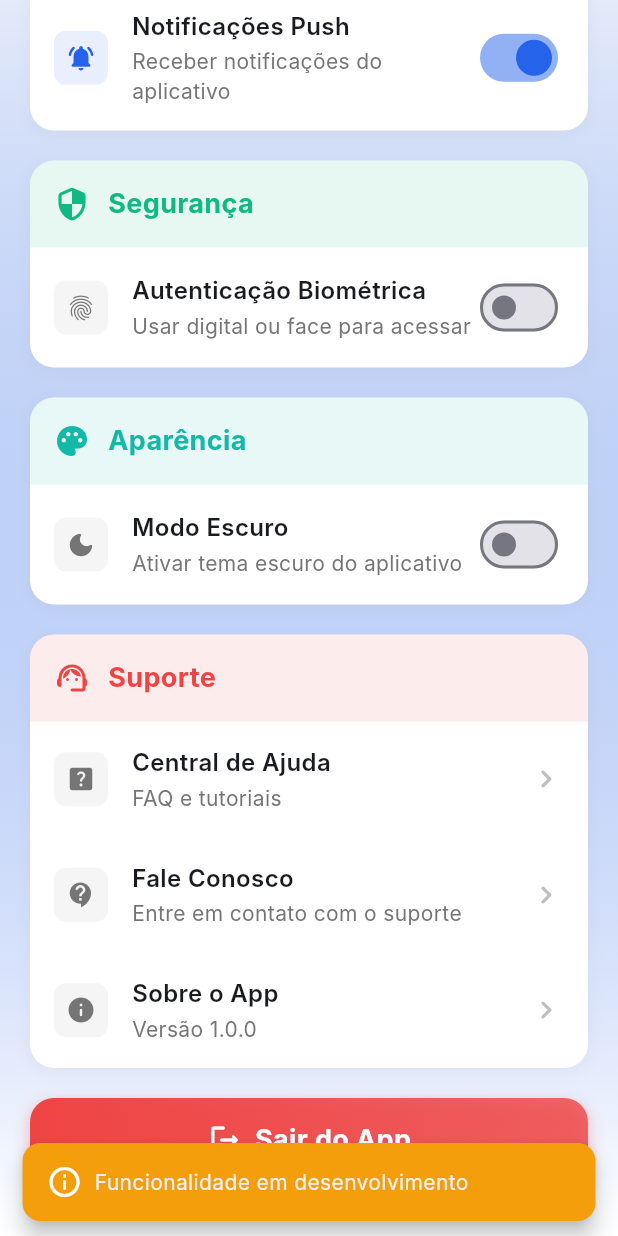
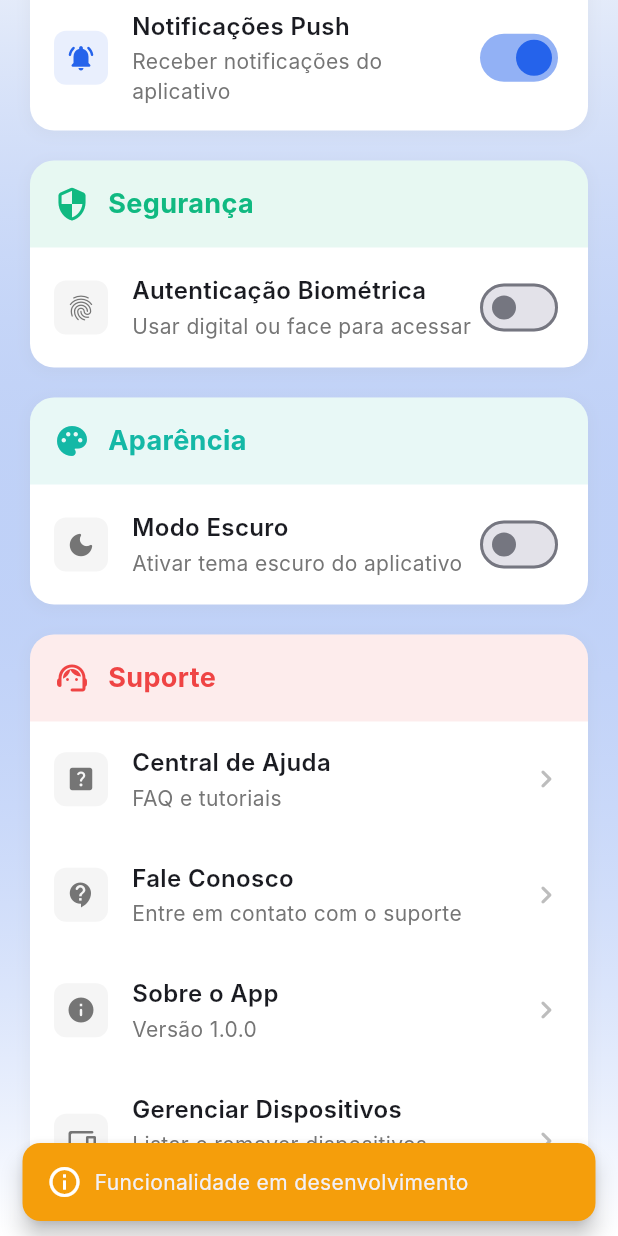
Before and after one commit to Marco-Bubola/ponto_digital_app, a Flutter app: the SettingsScreen screen opened directly, scrolled down 576 dp, after a tap on "Fale Conosco", on a phone screen of 412 x 824 dp. Run offline on Flutter 3.47's test engine with Material 3 defaults, Android fonts, the phone set to English and light mode, and no system bars; our stand-ins replace file_picker, fl_chart, share_plus, shared_preferences; missing offline and left inert: dart:html; accounts and stored records are empty; Roboto replaces fonts that are missing (Inter).

Commit message:
Update settings_screen.dart

```diff
--- a/lib/views/settings/settings_screen.dart
+++ b/lib/views/settings/settings_screen.dart
@@ -1,5 +1,12 @@
 import 'package:flutter/material.dart';
 import '../../utils/constants.dart';
+import '../../services/session_service.dart';
+import '../../services/theme_service.dart';
+import '../auth/login_screen.dart';
+import 'edit_profile_screen.dart';
+import 'change_password_screen.dart';
+import 'help_center_screen.dart';
+import 'devices_management_screen.dart';
 
 class SettingsScreen extends StatefulWidget {
   const SettingsScreen({super.key});
@@ -12,6 +19,80 @@ class _SettingsScreenState extends State<SettingsScreen> {
   bool _notificationsEnabled = true;
   bool _biometricEnabled = false;
   bool _darkMode = false;
+
+  // Dados do usuário
+  String _userName = 'Usuário';
+  String _userEmail = 'usuario@empresa.com';
+  String _companyName = '';
+  bool _isLoading = true;
+
+  @override
+  void initState() {
+    super.initState();
+    _loadUserData();
+    // Inicializar estado do switch de tema a partir do ThemeService
+    _darkMode = ThemeService.themeModeNotifier.value == ThemeMode.dark;
+    ThemeService.themeModeNotifier.addListener(() {
+      if (mounted) {
+        setState(() {
+          _darkMode = ThemeService.themeModeNotifier.value == ThemeMode.dark;
+        });
+      }
+    });
+  }
+
+  Future<void> _loadUserData() async {
+    try {
+      final user = await SessionService.getUser();
+      if (user != null && mounted) {
+        setState(() {
+          _userName = user['name'] ?? 'Usuário';
+          _userEmail = user['email'] ?? 'usuario@empresa.com';
+          _companyName = (user['company'] != null && user['company']['name'] != null)
+              ? user['company']['name']
+              : '';
+          _isLoading = false;
+        });
+      }
+    } catch (e) {
+      if (mounted) {
+        setState(() {
+          _isLoading = false;
+        });
+      }
+    }
+  }
+
+  Future<void> _logout() async {
+    try {
+      await SessionService.clear();
+      if (mounted) {
+        Navigator.of(context).pushAndRemoveUntil(
+          MaterialPageRoute(builder: (context) => const LoginScreen()),
+          (route) => false,
+        );
+      }
+    } catch (e) {
+      if (mounted) {
+        ScaffoldMessenger.of(context).showSnackBar(
+          SnackBar(
+            content: Row(
+              children: [
+                const Icon(Icons.error_outline, color: Colors.white),
+                const SizedBox(width: 8),
+                Text('Erro ao fazer logout: $e'),
+              ],
+            ),
+            backgroundColor: Color(AppColors.errorRed),
+            behavior: SnackBarBehavior.floating,
+            shape: RoundedRectangleBorder(
+              borderRadius: BorderRadius.circular(12),
+            ),
+          ),
+        );
+      }
+    }
+  }
 
   @override
   Widget build(BuildContext context) {
@@ -132,30 +213,58 @@ class _SettingsScreenState extends State<SettingsScreen> {
                               ),
                             ),
                             const SizedBox(width: 16),
-                            const Expanded(
+                            Expanded(
                               child: Column(
                                 crossAxisAlignment: CrossAxisAlignment.start,
                                 children: [
-                                  Text(
-                                    'João Silva',
-                                    style: TextStyle(
+                                  _isLoading
+                                    ? const SizedBox(
+                                        width: 150,
+                                        height: 18,
+                                        child: LinearProgressIndicator(
+                                          backgroundColor: Colors.white24,
+                                          valueColor: AlwaysStoppedAnimation<Color>(Colors.white),
+                                        ),
+                                      )
+                                    : Text(
+                                        _userName,
+                                        style: const TextStyle(
                                           fontSize: 18,
                                           fontWeight: FontWeight.bold,
                                           color: Colors.white,
                                         ),
                                       ),
-                                  SizedBox(height: 4),
-                                  Text(
-                                    'joao.silva@empresa.com',
-                                    style: TextStyle(
+                                  const SizedBox(height: 4),
+                                  _isLoading
+                                    ? const SizedBox(
+                                        width: 200,
+                                        height: 14,
+                                        child: LinearProgressIndicator(
+                                          backgroundColor: Colors.white24,
+                                          valueColor: AlwaysStoppedAnimation<Color>(Colors.white70),
+                                        ),
+                                      )
+                                    : Text(
+                                        _userEmail,
+                                        style: const TextStyle(
                                           fontSize: 14,
                                           color: Colors.white70,
                                         ),
                                       ),
+                                  if (_companyName.isNotEmpty && !_isLoading) ...[
+                                    const SizedBox(height: 4),
+                                    Text(
+                                      _companyName,
+                                      style: const TextStyle(
+                                        fontSize: 12,
+                                        color: Colors.white60,
+                                      ),
+                                    ),
+                                  ],
                                 ],
                               ),
                             ),
-                            Icon(
+                            const Icon(
                               Icons.verified_rounded,
                               color: Colors.white,
                               size: 20,
@@ -183,22 +292,12 @@ class _SettingsScreenState extends State<SettingsScreen> {
                             title: 'Editar Perfil',
                             subtitle: 'Alterar dados pessoais',
                             onTap: () {
-                              ScaffoldMessenger.of(context).showSnackBar(
-                                SnackBar(
-                                  content: const Row(
-                                    children: [
-                                      Icon(Icons.info_outline, color: Colors.white),
-                                      SizedBox(width: 8),
-                                      Text('Funcionalidade em desenvolvimento'),
-                                    ],
+                              Navigator.push(
+                                context,
+                                MaterialPageRoute(
+                                  builder: (context) => const EditProfileScreen(),
                                 ),
-                                  backgroundColor: Color(AppColors.warningYellow),
-                                  behavior: SnackBarBehavior.floating,
-                                  shape: RoundedRectangleBorder(
-                                    borderRadius: BorderRadius.circular(12),
-                                  ),
-                                ),
-                              );
+                              ).then((_) => _loadUserData()); // Recarregar dados ao voltar
                             },
                           ),
                           _ModernSettingsTile(
@@ -206,20 +305,10 @@ class _SettingsScreenState extends State<SettingsScreen> {
                             title: 'Alterar Senha',
                             subtitle: 'Atualizar sua senha de acesso',
                             onTap: () {
-                              ScaffoldMessenger.of(context).showSnackBar(
-                                SnackBar(
-                                  content: const Row(
-                                    children: [
-                                      Icon(Icons.info_outline, color: Colors.white),
-                                      SizedBox(width: 8),
-                                      Text('Funcionalidade em desenvolvimento'),
-                                    ],
-                                  ),
-                                  backgroundColor: Color(AppColors.warningYellow),
-                                  behavior: SnackBarBehavior.floating,
-                                  shape: RoundedRectangleBorder(
-                                    borderRadius: BorderRadius.circular(12),
-                                  ),
+                              Navigator.push(
+                                context,
+                                MaterialPageRoute(
+                                  builder: (context) => const ChangePasswordScreen(),
                                 ),
                               );
                             },
@@ -285,6 +374,8 @@ class _SettingsScreenState extends State<SettingsScreen> {
                               setState(() {
                                 _darkMode = value;
                               });
+                              // Aplicar e salvar preferência global
+                              ThemeService.setThemeMode(value ? ThemeMode.dark : ThemeMode.light);
                             },
                           ),
                         ],
@@ -302,20 +393,10 @@ class _SettingsScreenState extends State<SettingsScreen> {
                             title: 'Central de Ajuda',
                             subtitle: 'FAQ e tutoriais',
                             onTap: () {
-                              ScaffoldMessenger.of(context).showSnackBar(
-                                SnackBar(
-                                  content: const Row(
-                                    children: [
-                                      Icon(Icons.info_outline, color: Colors.white),
-                                      SizedBox(width: 8),
-                                      Text('Funcionalidade em desenvolvimento'),
-                                    ],
-                                  ),
-                                  backgroundColor: Color(AppColors.warningYellow),
-                                  behavior: SnackBarBehavior.floating,
-                                  shape: RoundedRectangleBorder(
-                                    borderRadius: BorderRadius.circular(12),
-                                  ),
+                              Navigator.push(
+                                context,
+                                MaterialPageRoute(
+                                  builder: (context) => const HelpCenterScreen(),
                                 ),
                               );
                             },
@@ -384,6 +465,19 @@ class _SettingsScreenState extends State<SettingsScreen> {
                               );
                             },
                           ),
+                          _ModernSettingsTile(
+                            icon: Icons.devices_rounded,
+                            title: 'Gerenciar Dispositivos',
+                            subtitle: 'Listar e remover dispositivos autorizados',
+                            onTap: () {
+                              Navigator.push(
+                                context,
+                                MaterialPageRoute(
+                                  builder: (context) => const DevicesManagementScreen(),
+                                ),
+                              );
+                            },
+                          ),
                         ],
                       ),
                       const SizedBox(height: 20),
@@ -438,10 +532,11 @@ class _SettingsScreenState extends State<SettingsScreen> {
                                     ElevatedButton(
                                       onPressed: () {
                                         Navigator.pop(context);
-                                        // TODO: Implementar logout real
+                                        _logout();
                                       },
                                       style: ElevatedButton.styleFrom(
                                         backgroundColor: Color(AppColors.errorRed),
+                                        foregroundColor: Colors.white,
                                         shape: RoundedRectangleBorder(
                                           borderRadius: BorderRadius.circular(8),
                                         ),
```
Lines whose indentation alone changed are shown as unchanged.
